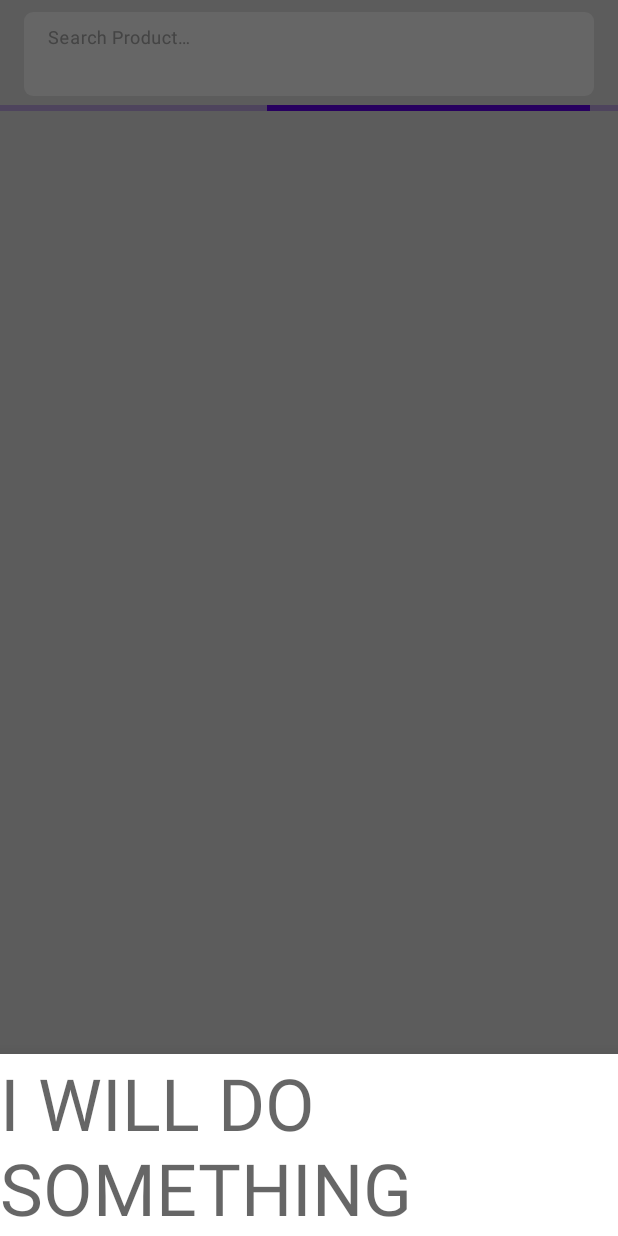
After one commit to Kshitij09/TazaBazar, an Android app: the fragment FavoriteOptionsBottomSheet placed in its activity, on a phone screen of 412 x 824 dp. The commit adds this screen. Run offline under Robolectric (Android 15) with nearby library versions, the phone set to English and light mode, and no system bars; our stand-ins replace Room's generated code, Timber, navigation-ui; 1 statement that could not run was skipped.

Commit message:
Implement barebone UI components for favorites
Signed-off-by: Kshitij Patil <kshitijpatil98@gmail.com>

```diff
--- a/app/src/main/java/com/kshitijpatil/tazabazar/ui/MainActivity.kt
+++ b/app/src/main/java/com/kshitijpatil/tazabazar/ui/MainActivity.kt
@@ -18,7 +18,7 @@ class MainActivity : AppCompatActivity() {
         binding = ActivityMainBinding.inflate(layoutInflater)
         val navHostFragment =
             supportFragmentManager.findFragmentById(R.id.nav_host_fragment) as NavHostFragment
-        binding.bottomNavBar.setupWithNavController(navHostFragment.navController)
+        binding.bottomNavigation.setupWithNavController(navHostFragment.navController)
         setContentView(binding.root)
     }
 
--- /dev/null
+++ b/app/src/main/java/com/kshitijpatil/tazabazar/ui/favorite/FavoriteOptionsBottomSheet.kt
@@ -0,0 +1,21 @@
+package com.kshitijpatil.tazabazar.ui.favorite
+
+import android.os.Bundle
+import android.view.LayoutInflater
+import android.view.View
+import android.view.ViewGroup
+import com.google.android.material.bottomsheet.BottomSheetDialogFragment
+import com.kshitijpatil.tazabazar.R
+
+class FavoriteOptionsBottomSheet : BottomSheetDialogFragment() {
+
+    override fun onCreateView(
+        inflater: LayoutInflater,
+        container: ViewGroup?,
+        savedInstanceState: Bundle?
+    ): View? = inflater.inflate(R.layout.bottomsheet_favorite_options, container, false)
+
+    companion object {
+        const val TAG = "FavoriteOptions"
+    }
+}
--- a/app/src/main/java/com/kshitijpatil/tazabazar/ui/home/HomeFragment.kt
+++ b/app/src/main/java/com/kshitijpatil/tazabazar/ui/home/HomeFragment.kt
@@ -7,10 +7,13 @@ import android.view.ViewGroup
 import androidx.fragment.app.Fragment
 import androidx.fragment.app.activityViewModels
 import androidx.lifecycle.coroutineScope
+import com.kshitijpatil.tazabazar.R
 import com.kshitijpatil.tazabazar.databinding.FragmentHomeBinding
 import com.kshitijpatil.tazabazar.di.ViewModelFactory
 import com.kshitijpatil.tazabazar.ui.SwipeRefreshHandler
 import com.kshitijpatil.tazabazar.util.launchAndRepeatWithViewLifecycle
+import com.kshitijpatil.tazabazar.ui.favorite.FavoriteOptionsBottomSheet
+import com.kshitijpatil.tazabazar.widget.FadingSnackbar
 import kotlinx.coroutines.flow.collect
 import kotlinx.coroutines.launch
 import timber.log.Timber
@@ -74,6 +77,18 @@ class HomeFragment : Fragment() {
         productListAdapter.onItemActionCallback = object : ProductViewHolder.OnItemActionCallback {
             override fun onFavoriteToggled(productSku: String, isFavorite: Boolean) {
                 viewModel.submitFavoriteAction(productSku, isFavorite)
+                val snackBarLayout = requireActivity().findViewById<FadingSnackbar>(R.id.snackbar)
+                val favoriteOptions = FavoriteOptionsBottomSheet()
+                snackBarLayout.show(
+                    messageText = "$productSku marked favorite",
+                    actionId = R.string.action_change,
+                    actionClick = {
+                        favoriteOptions.show(
+                            parentFragmentManager,
+                            FavoriteOptionsBottomSheet.TAG
+                        )
+                    }
+                )
             }
         }
         binding.rvProducts.adapter = productListAdapter
--- a/app/src/main/res/layout/activity_main.xml
+++ b/app/src/main/res/layout/activity_main.xml
@@ -6,19 +6,32 @@
     android:layout_height="match_parent"
     android:fitsSystemWindows="true">
 
+    <FrameLayout
+        android:id="@+id/content_container"
+        android:layout_width="match_parent"
+        android:layout_height="match_parent"
+        android:layout_above="@id/bottom_navigation"
+        android:layout_alignParentTop="true">
+
         <androidx.fragment.app.FragmentContainerView
             android:id="@+id/nav_host_fragment"
             android:name="androidx.navigation.fragment.NavHostFragment"
             android:layout_width="match_parent"
             android:layout_height="match_parent"
-        android:layout_above="@+id/bottom_nav_bar"
-        android:layout_alignParentTop="true"
             app:defaultNavHost="true"
             app:navGraph="@navigation/navigation_main"
             tools:layout="@layout/fragment_home" />
 
+        <com.kshitijpatil.tazabazar.widget.FadingSnackbar
+            android:id="@+id/snackbar"
+            android:layout_width="match_parent"
+            android:layout_height="wrap_content"
+            android:layout_gravity="bottom"
+            android:visibility="gone" />
+    </FrameLayout>
+
     <com.google.android.material.bottomnavigation.BottomNavigationView
-        android:id="@+id/bottom_nav_bar"
+        android:id="@+id/bottom_navigation"
         android:layout_width="match_parent"
         android:layout_height="@dimen/bottom_bar_height"
         android:layout_alignParentBottom="true"
--- /dev/null
+++ b/app/src/main/res/layout/bottomsheet_favorite_options.xml
@@ -0,0 +1,12 @@
+<?xml version="1.0" encoding="utf-8"?>
+<FrameLayout xmlns:android="http://schemas.android.com/apk/res/android"
+    android:layout_width="match_parent"
+    android:layout_height="match_parent">
+
+    <TextView
+        android:layout_width="wrap_content"
+        android:layout_height="wrap_content"
+        android:layout_gravity="center"
+        android:text="I WILL DO SOMETHING"
+        android:textAppearance="@style/TextAppearance.MaterialComponents.Headline3" />
+</FrameLayout>
--- a/app/src/main/res/values/strings.xml
+++ b/app/src/main/res/values/strings.xml
@@ -8,4 +8,5 @@
     <string name="info_price_rupee_template">\u20B9 %1$.2f</string>
     <string name="label_all">All</string>
     <string name="label_search_product">Search Product…</string>
+    <string name="action_change">Change</string>
 </resources>
```
Lines whose indentation alone changed are shown as unchanged.
